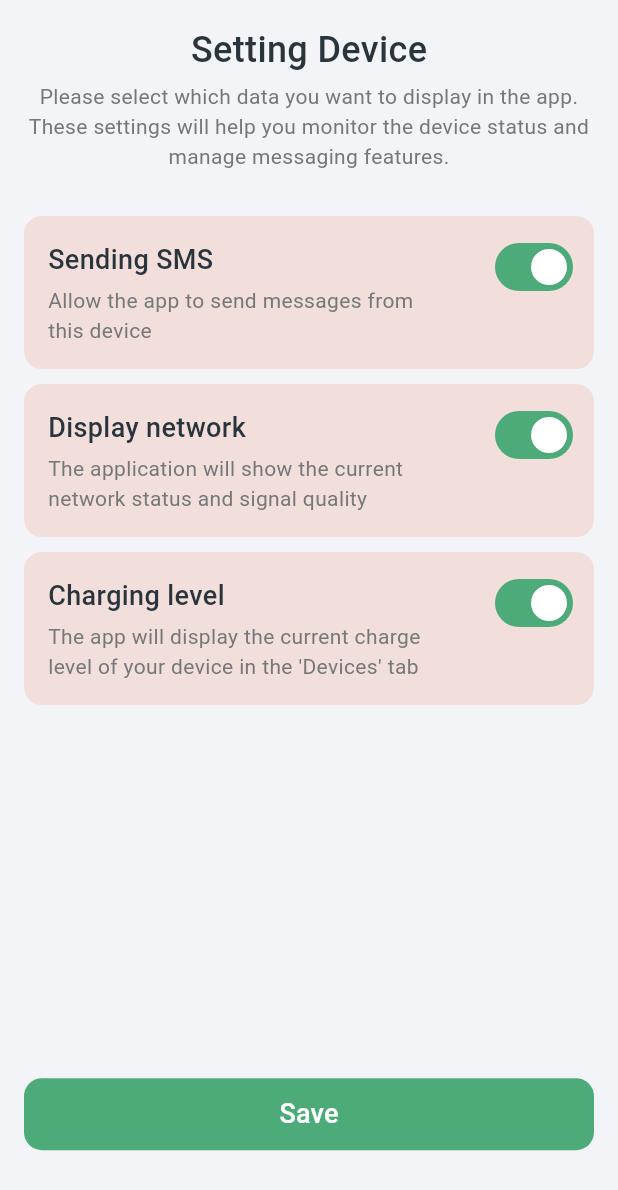
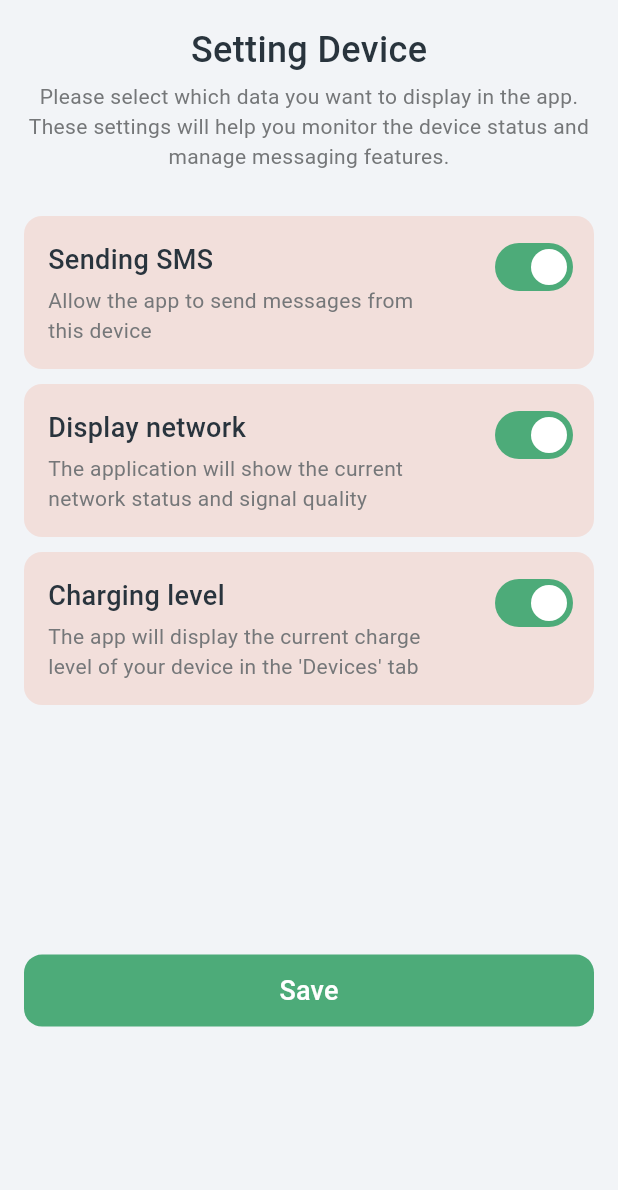
Before and after one commit to weeidl/Simply, a Flutter app: the DeviceSettingsWidget widget shown alone on an empty page, opened directly, on a phone screen of 412 x 824 dp. Shown: the top 1190 px of the screen. Run offline on Flutter 3.47's test engine with Material 3 defaults, Android fonts, the phone set to English and light mode, and no system bars; our stand-ins replace battery_plus, cloud_firestore, device_info_plus, firebase_auth, firebase_core, firebase_messaging and 8 more; missing offline and left inert: telephony, workmanager; accounts and stored records are empty.

Commit message:
Refactoring and bug fixing

```diff
--- a/lib/bloc/notification/background_message.dart
+++ b/lib/bloc/notification/background_message.dart
@@ -1,9 +1,7 @@
 import 'package:firebase_core/firebase_core.dart';
-import 'package:sms_forward_app/bloc/notification/notification.dart';
 import 'package:sms_forward_app/bloc/update_message_stream.dart';
 import 'package:sms_forward_app/models/message.dart';
 import 'package:sms_forward_app/models/messages.dart';
-import 'package:sms_forward_app/repositories/device_repository.dart';
 import 'package:sms_forward_app/repositories/messages_repository.dart';
 import 'package:telephony/telephony.dart';
 
--- a/lib/main.dart
+++ b/lib/main.dart
@@ -3,7 +3,6 @@ import 'dart:io';
 import 'package:firebase_core/firebase_core.dart';
 import 'package:firebase_messaging/firebase_messaging.dart';
 import 'package:flutter/material.dart';
-import 'package:flutter_background_service/flutter_background_service.dart';
 import 'package:flutter_bloc/flutter_bloc.dart';
 import 'package:sms_forward_app/repositories/messages_repository.dart';
 import 'package:sms_forward_app/screens/devices/add_new_device/check_device_cubit.dart';
--- a/lib/models/messages.dart
+++ b/lib/models/messages.dart
@@ -21,6 +21,7 @@ class Messages {
       'title': title,
       'last_message': lastMessage,
       'last_message_date': lastMessageDate.toIso8601String(),
+      'unread_messages_count': FieldValue.increment(1),
       'createdAt': FieldValue.serverTimestamp(),
     };
   }
--- a/lib/repositories/messages_repository.dart
+++ b/lib/repositories/messages_repository.dart
@@ -75,7 +75,6 @@ class MessagesRepository {
       docRef: docRef,
       data: {
         _messages: messages.toJson(),
-        'unread_messages_count': FieldValue.increment(1),
       },
     );
 
--- a/lib/screens/devices/screen/devices_screen.dart
+++ b/lib/screens/devices/screen/devices_screen.dart
@@ -1,7 +1,6 @@
 import 'package:flutter/material.dart';
 import 'package:flutter_bloc/flutter_bloc.dart';
 import 'package:sms_forward_app/screens/devices/cubit/device_cubit.dart';
-import 'package:sms_forward_app/screens/devices/settings/device_settings_modal.dart';
 import 'package:sms_forward_app/screens/devices/widget/device_widget.dart';
 import 'package:sms_forward_app/themes/colors.dart';
 import 'package:sms_forward_app/themes/text_style.dart';
--- a/lib/screens/devices/settings/device_settings_widget.dart
+++ b/lib/screens/devices/settings/device_settings_widget.dart
@@ -34,14 +34,15 @@ class _DeviceSettingsWidgetState extends State<DeviceSettingsWidget> {
     super.initState();
   }
 
+  double heightModal(BuildContext context) {
+    final height = MediaQuery.of(context).size.height;
+    return height < 650 ? height * 0.95 : height * 0.85;
+  }
+
   @override
   Widget build(BuildContext context) {
-    final height = MediaQuery.of(context).size.height;
-    return ConstrainedBox(
-      constraints: BoxConstraints(
-        maxHeight: height * 0.95,
-        minHeight: height * 0.85,
-      ),
+    return SizedBox(
+      height: heightModal(context),
       child: Padding(
         padding: EdgeInsets.only(
           bottom: useSafeArea ? MediaQuery.of(context).viewPadding.bottom : 0,
--- a/lib/screens/messages_list/widget/messages_list_widget.dart
+++ b/lib/screens/messages_list/widget/messages_list_widget.dart
@@ -27,6 +27,7 @@ class MessagesListWidgetState extends State<MessagesListWidget> {
   @override
   void initState() {
     super.initState();
+
     unreadMessagesCount = widget.message.unreadMessagesCount != 0
         ? widget.message.unreadMessagesCount
         : null;
--- a/lib/screens/settings/settings_screen.dart
+++ b/lib/screens/settings/settings_screen.dart
@@ -3,7 +3,6 @@ import 'package:flutter_bloc/flutter_bloc.dart';
 import 'package:gap/gap.dart';
 import 'package:shared_preferences/shared_preferences.dart';
 import 'package:sms_forward_app/main.dart';
-import 'package:sms_forward_app/screens/auth/screen/auth_screen.dart';
 import 'package:sms_forward_app/screens/settings/widget/setting_widget.dart';
 import 'package:sms_forward_app/screens/splash/cubit/splash_cubit.dart';
 import 'package:sms_forward_app/screens/widget/app_bar_widget.dart';
@@ -19,7 +18,7 @@ class SettingsScreen extends StatelessWidget {
   Widget build(BuildContext context) {
     return BackgroundWidget(
       appBar: const AppBarWidget(
-        nameScreen: 'Setting',
+        nameScreen: 'Settings',
         isLight: false,
       ),
       child: SingleChildScrollView(
@@ -52,12 +51,11 @@ class SettingsScreen extends StatelessWidget {
               buttonColor: AppColor.greyLight,
               textStyle: AppTextStyle.paragraph(AppColor.orange),
               onPressed: () async {
-                final SharedPreferences prefs =
-                    await SharedPreferences.getInstance();
-
                 final splashCubit = context.read<SplashCubit>();
                 final navigator = Navigator.of(context);
 
+                final SharedPreferences prefs =
+                    await SharedPreferences.getInstance();
                 await prefs.setBool('is_new_device', false);
 
                 final signOut = await splashCubit.signOut();
```
Also changed, not shown: lib/screens/devices/widget/device_widget.dart (+0 -7 lines).
